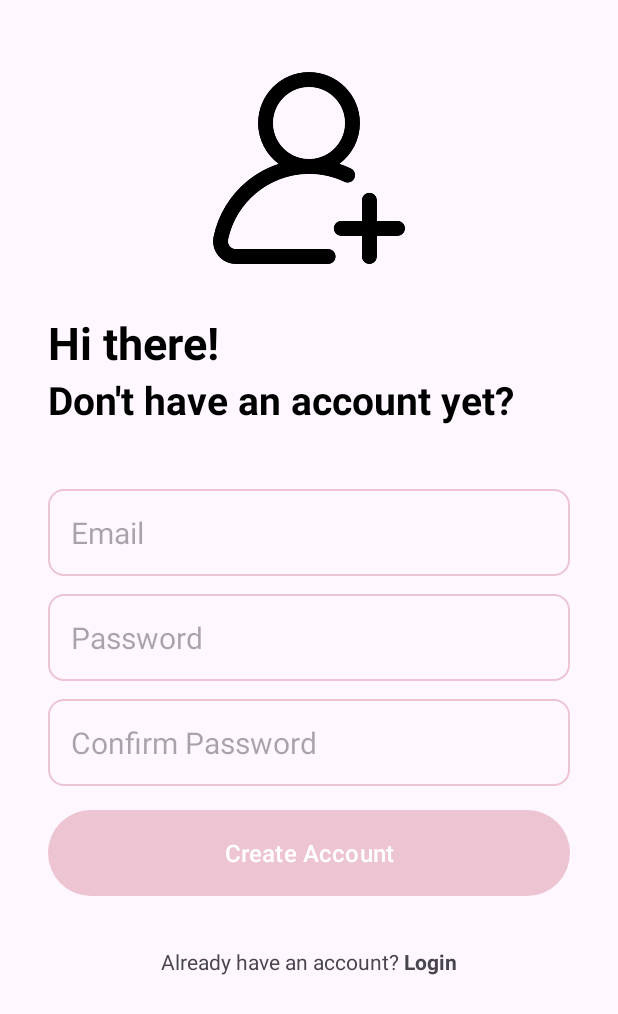
After one commit to veselinkaramfilov/TakeOverControl, an Android app: the RegistrationActivity screen opened directly, with no data from a screen before it, on a phone screen of 412 x 824 dp. The commit adds this screen. Shown: the top 1014 px of the screen. Run offline under Robolectric (Android 15) with nearby library versions, the phone set to English and light mode, and no system bars.

Commit message:
registration activity

```diff
--- a/app/src/main/AndroidManifest.xml
+++ b/app/src/main/AndroidManifest.xml
@@ -13,6 +13,9 @@
         android:theme="@style/Theme.TakeOverControl"
         tools:targetApi="31">
         <activity
+            android:name=".RegistrationActivity"
+            android:exported="false" />
+        <activity
             android:name=".MainActivity"
             android:exported="false" />
         <activity
--- /dev/null
+++ b/app/src/main/java/com/example/takeovercontrol/RegistrationActivity.java
@@ -0,0 +1,14 @@
+package com.example.takeovercontrol;
+
+import androidx.appcompat.app.AppCompatActivity;
+
+import android.os.Bundle;
+
+public class RegistrationActivity extends AppCompatActivity {
+
+    @Override
+    protected void onCreate(Bundle savedInstanceState) {
+        super.onCreate(savedInstanceState);
+        setContentView(R.layout.activity_registration);
+    }
+}
--- a/app/src/main/java/com/example/takeovercontrol/SplashActivity.java
+++ b/app/src/main/java/com/example/takeovercontrol/SplashActivity.java
@@ -16,7 +16,8 @@ public class SplashActivity extends AppCompatActivity {
         new Handler().postDelayed(new Runnable() {
             @Override
             public void run() {
-                startActivity(new Intent(SplashActivity.this,MainActivity.class));
+                startActivity(new Intent(SplashActivity.this,RegistrationActivity.class));
+                finish();
             }
         }, 1000);
 
--- /dev/null
+++ b/app/src/main/res/drawable/rounded_corner.xml
@@ -0,0 +1,8 @@
+<?xml version="1.0" encoding="utf-8"?>
+<shape xmlns:android="http://schemas.android.com/apk/res/android"
+
+    android:shape="rectangle">
+    <corners android:radius="10dp"/>
+    <stroke android:width="1dp" android:color="@color/my_color" />
+
+</shape>
--- /dev/null
+++ b/app/src/main/res/layout/activity_registration.xml
@@ -0,0 +1,125 @@
+<?xml version="1.0" encoding="utf-8"?>
+<RelativeLayout xmlns:android="http://schemas.android.com/apk/res/android"
+    xmlns:app="http://schemas.android.com/apk/res-auto"
+    xmlns:tools="http://schemas.android.com/tools"
+    android:layout_width="match_parent"
+    android:layout_height="match_parent"
+    android:layout_marginVertical="16dp"
+    android:layout_marginHorizontal="32dp"
+    tools:context=".RegistrationActivity">
+
+    <ImageView
+        android:id="@+id/signup_icon"
+        android:src="@drawable/signup"
+        android:layout_width="128dp"
+        android:layout_height="128dp"
+        android:layout_centerHorizontal="true"
+        android:layout_marginVertical="32dp" />
+
+    <LinearLayout
+        android:id="@+id/hi_there"
+        android:layout_width="match_parent"
+        android:layout_height="wrap_content"
+        android:layout_below="@id/signup_icon"
+        android:orientation="vertical" >
+
+        <TextView
+            android:layout_width="match_parent"
+            android:layout_height="wrap_content"
+            android:text="Hi there!"
+            android:textColor="@color/black"
+            android:textSize="30sp"
+            android:textStyle="bold" />
+
+        <TextView
+            android:layout_width="wrap_content"
+            android:layout_height="match_parent"
+            android:text="Don't have an account yet?"
+            android:textColor="@color/black"
+            android:textSize="26sp"
+            android:textStyle="bold" />
+
+    </LinearLayout>
+
+    <LinearLayout
+        android:id="@+id/form"
+        android:layout_width="match_parent"
+        android:layout_height="wrap_content"
+        android:layout_below="@id/hi_there"
+        android:layout_marginVertical="30dp"
+        android:orientation="vertical">
+
+        <EditText
+            android:id="@+id/email_text"
+            android:inputType="textEmailAddress"
+            android:layout_width="match_parent"
+            android:layout_height="wrap_content"
+            android:hint="Email"
+            android:textSize="20sp"
+            android:background="@drawable/rounded_corner"
+            android:padding="15dp"
+            android:layout_marginTop="12dp" />
+
+        <EditText
+            android:id="@+id/password_text"
+            android:inputType="textPassword"
+            android:layout_width="match_parent"
+            android:layout_height="wrap_content"
+            android:hint="Password"
+            android:textSize="20sp"
+            android:background="@drawable/rounded_corner"
+            android:padding="15dp"
+            android:layout_marginTop="12dp" />
+
+        <EditText
+            android:id="@+id/confirm_password_text"
+            android:inputType="textPassword"
+            android:layout_width="match_parent"
+            android:layout_height="wrap_content"
+            android:hint="Confirm Password"
+            android:textSize="20sp"
+            android:background="@drawable/rounded_corner"
+            android:padding="15dp"
+            android:layout_marginTop="12dp" />
+
+        <com.google.android.material.button.MaterialButton
+            android:id="@+id/create_account_button"
+            android:layout_width="match_parent"
+            android:layout_height="65dp"
+            android:text="Create Account"
+            android:layout_marginTop="12dp"
+            android:textSize="16sp" />
+
+        <ProgressBar
+            android:id="@+id/progress_bar"
+            android:layout_width="24dp"
+            android:layout_height="65dp"
+            android:layout_gravity="center"
+            android:layout_marginTop="12dp"
+            android:visibility="gone" />
+
+    </LinearLayout>
+
+    <LinearLayout
+        android:layout_width="match_parent"
+        android:layout_height="wrap_content"
+        android:layout_below="@id/form"
+        android:orientation="horizontal"
+        android:gravity="center">
+
+        <TextView
+            android:layout_width="wrap_content"
+            android:layout_height="wrap_content"
+            android:text="Already have an account? " />
+
+        <TextView
+            android:id="@+id/login_txt_button"
+            android:layout_width="wrap_content"
+            android:layout_height="wrap_content"
+            android:text="Login"
+            android:textStyle="bold"/>
+
+
+    </LinearLayout>
+
+</RelativeLayout>
--- a/app/src/main/res/layout/activity_splash.xml
+++ b/app/src/main/res/layout/activity_splash.xml
@@ -14,9 +14,9 @@
         android:layout_alignParentStart="true"
         android:layout_alignParentTop="true"
         android:layout_alignParentEnd="true"
-        android:layout_marginStart="120dp"
+        android:layout_marginStart="100dp"
         android:layout_marginTop="300dp"
-        android:layout_marginEnd="120dp"
+        android:layout_marginEnd="100dp"
         android:src="@drawable/logo" />
 
     <ProgressBar
```
Also changed, not shown: app/src/main/res/drawable-v24/login.png (added), app/src/main/res/drawable-v24/signup.png (added).
